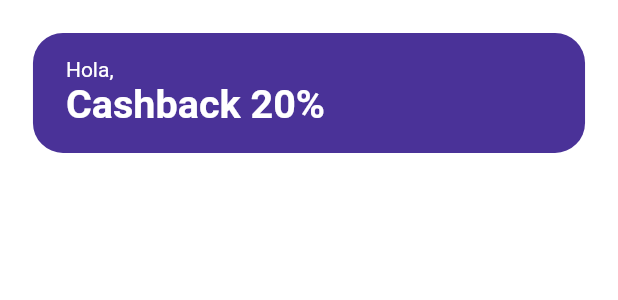
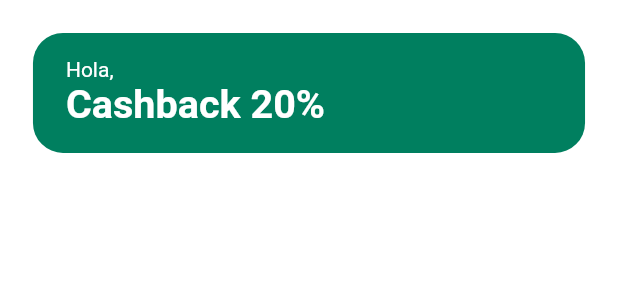
Before and after one commit to Dgloor/T4-safe-citadel-app, a Flutter app: the WelcomeBanner widget shown alone on an empty page, opened directly, on a phone screen of 412 x 824 dp. Shown: the top 300 px of the screen. Run offline on Flutter 3.47's test engine with Material 2 defaults, Android fonts, the phone set to English and light mode, and no system bars; our stand-ins replace flutter_svg; missing offline and left inert: qr_code_scanner.

Commit message:
correccion de librerias

```diff
--- a/frontend/lib/screens/home/components/discount_banner.dart
+++ b/frontend/lib/screens/home/components/discount_banner.dart
@@ -18,7 +18,7 @@ class WelcomeBanner extends StatelessWidget {
         vertical: getProportionateScreenWidth(15),
       ),
       decoration: BoxDecoration(
-        color: Color(0xFF4A3298),
+        color: Color(0xFF007F5F),
         borderRadius: BorderRadius.circular(20),
       ),
       child: Text.rich(
--- a/frontend/lib/screens/splash/components/splash_content.dart
+++ b/frontend/lib/screens/splash/components/splash_content.dart
@@ -17,7 +17,7 @@ class SplashContent extends StatelessWidget {
       children: <Widget>[
         Spacer(),
         Text(
-          "TOKOTO",
+          "CITADEL",
           style: TextStyle(
             fontSize: getProportionateScreenWidth(36),
             color: kPrimaryColor,
--- a/frontend/pubspec.yaml
+++ b/frontend/pubspec.yaml
@@ -68,7 +68,7 @@ flutter:
 
   # To add assets to your application, add an assets section, like this:
   assets:
-    - assets/img/
+    - assets/
     #- images/a_dot_ham.jpeg
 
   # An image asset can refer to one or more resolution-specific "variants", see
```
Also changed, not shown: 1 other file.
